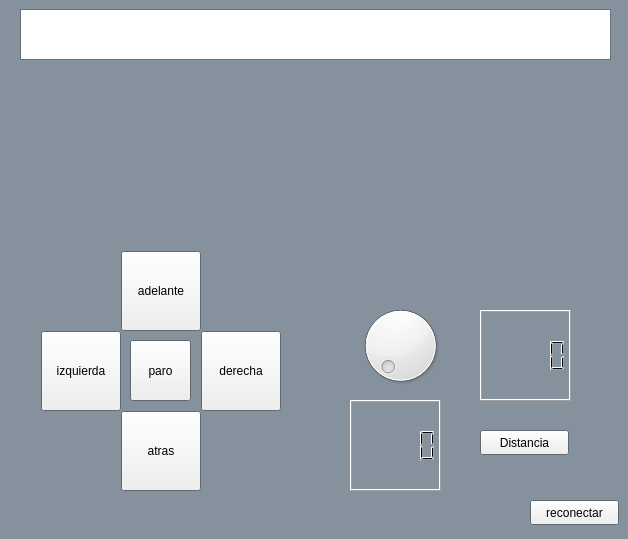
First picture: the form in P4/Qt/practica4/mainwindow.ui, repository EEGAA/interfacesClase25A, before the edit.
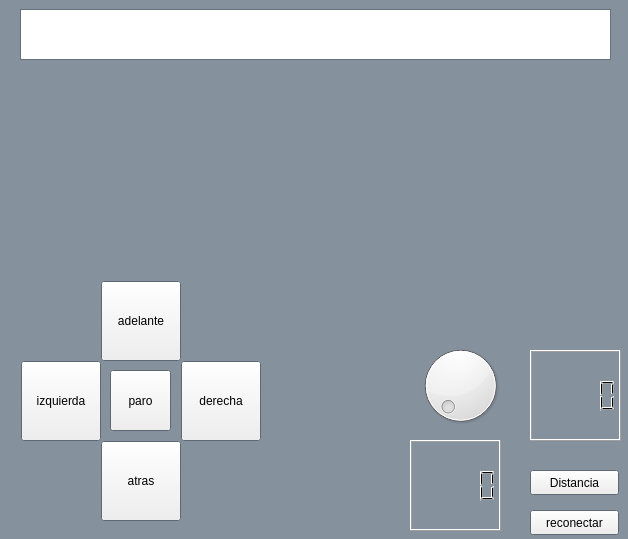
Second picture: the form after the edit.

Diff of the .ui file:
```diff
--- a/P4/Qt/practica4/mainwindow.ui
+++ b/P4/Qt/practica4/mainwindow.ui
@@ -73,8 +73,8 @@
    <widget class="QPushButton" name="pushButton">
     <property name="geometry">
      <rect>
-      <x>121</x>
-      <y>251</y>
+      <x>101</x>
+      <y>281</y>
       <width>80</width>
       <height>80</height>
      </rect>
@@ -86,8 +86,8 @@
    <widget class="QPushButton" name="pushButton_2">
     <property name="geometry">
      <rect>
-      <x>201</x>
-      <y>331</y>
+      <x>181</x>
+      <y>361</y>
       <width>80</width>
       <height>80</height>
      </rect>
@@ -99,8 +99,8 @@
    <widget class="QPushButton" name="pushButton_3">
     <property name="geometry">
      <rect>
-      <x>121</x>
-      <y>411</y>
+      <x>101</x>
+      <y>441</y>
       <width>80</width>
       <height>80</height>
      </rect>
@@ -112,8 +112,8 @@
    <widget class="QPushButton" name="pushButton_4">
     <property name="geometry">
      <rect>
-      <x>41</x>
-      <y>331</y>
+      <x>21</x>
+      <y>361</y>
       <width>80</width>
       <height>80</height>
      </rect>
@@ -125,8 +125,8 @@
    <widget class="QPushButton" name="pushButton_5">
     <property name="geometry">
      <rect>
-      <x>130</x>
-      <y>340</y>
+      <x>110</x>
+      <y>370</y>
       <width>61</width>
       <height>61</height>
      </rect>
@@ -138,8 +138,8 @@
    <widget class="QPushButton" name="pushButton_6">
     <property name="geometry">
      <rect>
-      <x>480</x>
-      <y>430</y>
+      <x>530</x>
+      <y>470</y>
       <width>89</width>
       <height>25</height>
      </rect>
@@ -151,8 +151,8 @@
    <widget class="QLCDNumber" name="lcdNumber">
     <property name="geometry">
      <rect>
-      <x>480</x>
-      <y>310</y>
+      <x>530</x>
+      <y>350</y>
       <width>91</width>
       <height>91</height>
      </rect>
@@ -161,8 +161,8 @@
    <widget class="QDial" name="dial">
     <property name="geometry">
      <rect>
-      <x>350</x>
-      <y>300</y>
+      <x>410</x>
+      <y>340</y>
       <width>101</width>
       <height>91</height>
      </rect>
@@ -174,8 +174,8 @@
    <widget class="QLCDNumber" name="lcdNumber_2">
     <property name="geometry">
      <rect>
-      <x>350</x>
-      <y>400</y>
+      <x>410</x>
+      <y>440</y>
       <width>91</width>
       <height>91</height>
      </rect>
@@ -185,7 +185,7 @@
     <property name="geometry">
      <rect>
       <x>530</x>
-      <y>500</y>
+      <y>510</y>
       <width>89</width>
       <height>25</height>
      </rect>
```
